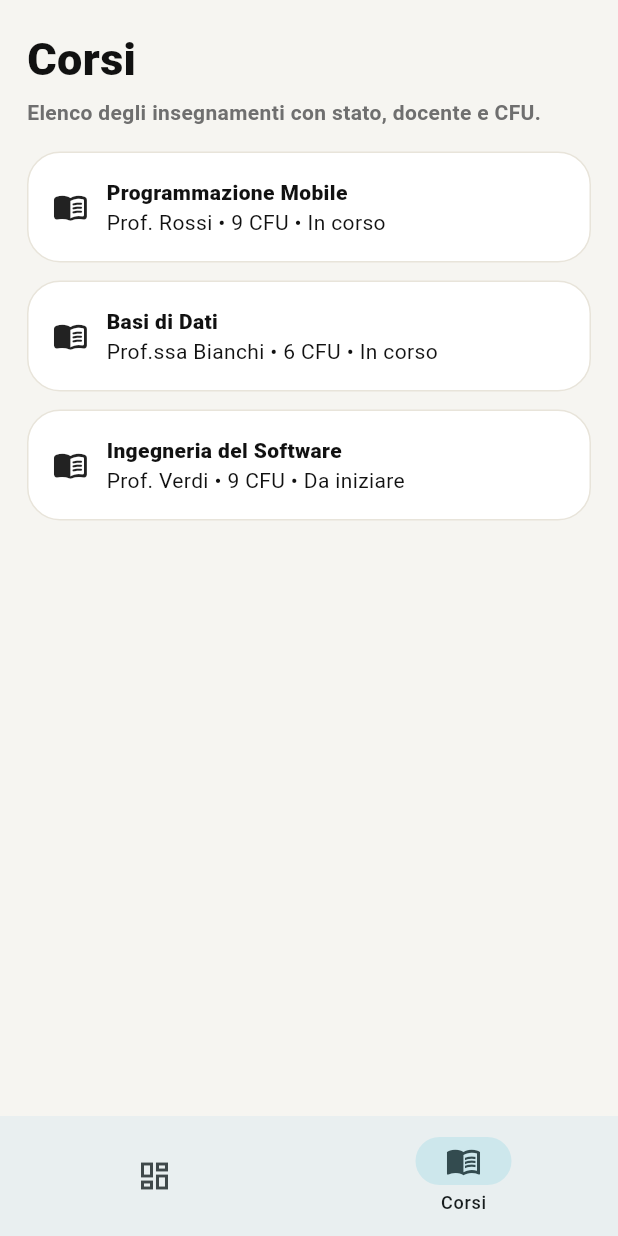
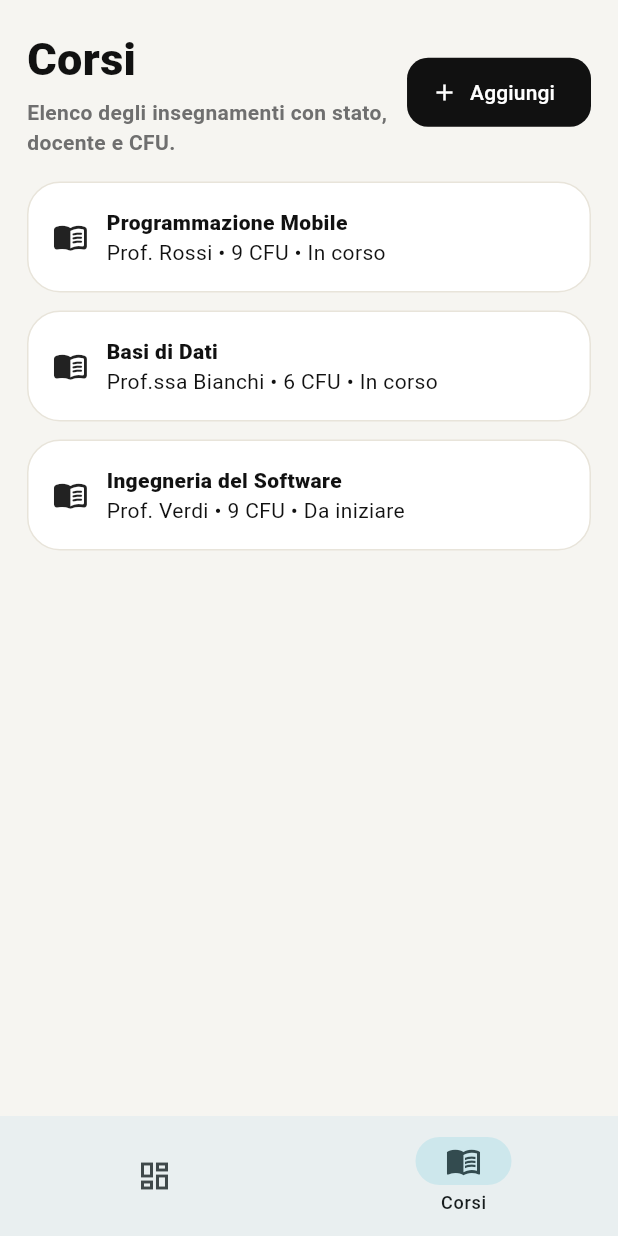
Before and after one commit to digregoriomario/StudyPlanner, a Flutter app: the screen it shows after launch, item 2 of the bottom bar chosen, on a phone screen of 412 x 824 dp. Run offline on Flutter 3.47's test engine with Material 3 defaults, Android fonts, the phone set to English and light mode, and no system bars.

Commit message:
Aggiunta della creazione rapida dei corsi tramite dialog.

```diff
--- a/study_planner_app/lib/main.dart
+++ b/study_planner_app/lib/main.dart
@@ -290,7 +290,7 @@ class _CoursesScreenState extends State<CoursesScreen> {
     return PageFrame(
       title: 'Corsi',
       subtitle: 'Elenco degli insegnamenti con stato, docente e CFU.',
-      actions: [const SizedBox.shrink()],
+      actions: [FilledButton.icon(onPressed: () => showTextDialog(context, 'Nuovo corso', widget.store.addCourse), icon: const Icon(Icons.add), label: const Text('Aggiungi'))],
       child: ListView(
         children: [
 
```
